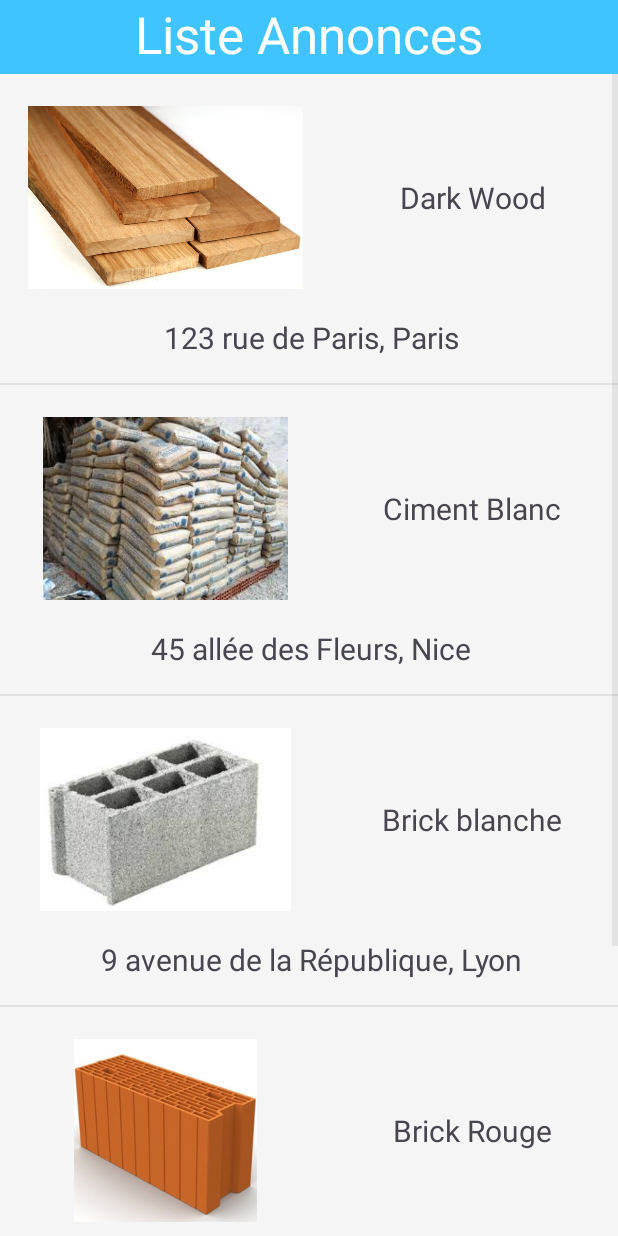
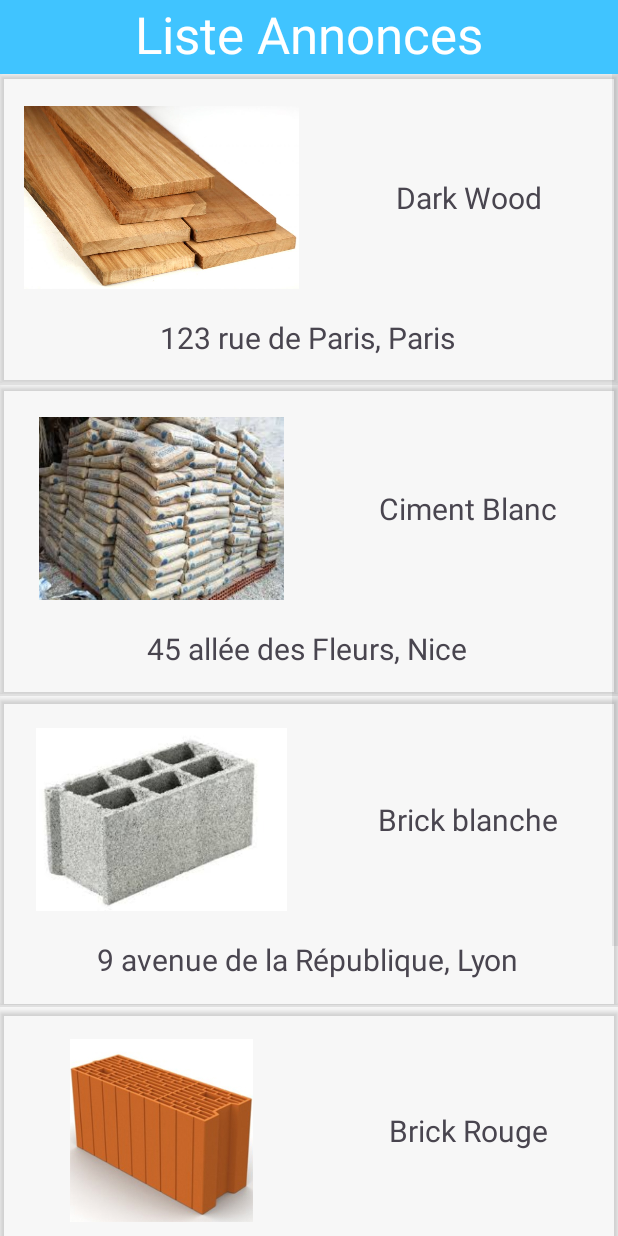
Before and after one commit to MatthiasEllero/TP_LeBonCoin, an Android app: the AdListViewActivity screen opened directly, with no data from a screen before it, on a phone screen of 412 x 824 dp. Run offline under Robolectric (Android 15) with nearby library versions, the phone set to English and light mode, and no system bars.

Commit message:
Ajout page détail

```diff
--- a/app/src/main/AndroidManifest.xml
+++ b/app/src/main/AndroidManifest.xml
@@ -12,6 +12,9 @@
         android:supportsRtl="true"
         android:theme="@style/Theme.TP_LeBonCoin"
         tools:targetApi="31">
+        <activity
+            android:name=".AdViewActivity"
+            android:exported="false" />
         <activity
             android:name=".AdAddActivity"
             android:exported="false" />
--- a/app/src/main/java/com/example/tp_leboncoin/AdListViewActivity.java
+++ b/app/src/main/java/com/example/tp_leboncoin/AdListViewActivity.java
@@ -1,7 +1,9 @@
 package com.example.tp_leboncoin;
 
 import android.content.Context;
+import android.content.Intent;
 import android.os.Bundle;
+import android.os.Parcelable;
 import android.view.LayoutInflater;
 import android.view.View;
 import android.view.ViewGroup;
@@ -11,6 +13,7 @@ import android.widget.ListView;
 import android.widget.TextView;
 
 import androidx.appcompat.app.AppCompatActivity;
+import androidx.cardview.widget.CardView;
 
 import java.util.List;
 
@@ -29,30 +32,48 @@ public class AdListViewActivity extends AppCompatActivity {
 }
 class AdAdapter extends BaseAdapter {
 
+    Context context;
     List<AdModel> adList = AdListManager.adList();
     private final LayoutInflater inflater;
-    // Constructor
     public AdAdapter(Context context, List<AdModel> adModelArrayList) {
         inflater = (LayoutInflater.from(context));
+        this.context = context;
     }
     @Override
-    public int getCount() { return adList.size() ; } // Return ad number
+    public int getCount() { return adList.size() ; }
     @Override
-    public AdModel getItem(int i) { return adList.get(i); } // Return ad number i
+    public AdModel getItem(int i) { return adList.get(i); }
     @Override
-    public long getItemId(int i) { return adList.get(i).getId(); } // Return ad id i
+    public long getItemId(int i) { return adList.get(i).getId(); }
     @Override
     public View getView(int i, View view, ViewGroup viewGroup) {
-// Get ad number i
+
         AdModel ad = getItem(i) ;
         view = inflater.inflate(R.layout.item_listview_ad, null);
-// Get the image view and both text views
+
         ImageView imageIV = view.findViewById(R.id.adImage) ;
         TextView titleTV = view.findViewById(R.id.adName) ;
         TextView addressTV = view.findViewById(R.id.adAddress) ;
+        CardView cardView = view.findViewById(R.id.cardView);
+
         imageIV.setImageResource(ad.getImage());
         titleTV.setText(ad.getTitle());
         addressTV.setText(ad.getAddress());
+
+        cardView.setOnClickListener(new View.OnClickListener() {
+            @Override
+            public void onClick(View v) {
+                // Handle click action to show detailed page
+                // Start the activity and pass the AdModel object
+                Intent intent = new Intent(context, AdViewActivity.class);
+                intent.putExtra("ad_id", ad.getId());
+                intent.putExtra("ad_title", ad.getTitle());
+                intent.putExtra("ad_address", ad.getAddress());
+                intent.putExtra("ad_image", ad.getImage());
+                context.startActivity(intent);
+            }
+        });
+
         return view;
     }
 }
--- a/app/src/main/java/com/example/tp_leboncoin/AdModel.java
+++ b/app/src/main/java/com/example/tp_leboncoin/AdModel.java
@@ -55,6 +55,8 @@ public class AdModel {
                 ", address='" + address + '\'' +
                 ", image=" + image +
                 '}';
+
+
     }
 }
 
--- a/app/src/main/res/layout/item_listview_ad.xml
+++ b/app/src/main/res/layout/item_listview_ad.xml
@@ -1,17 +1,22 @@
 <?xml version="1.0" encoding="utf-8"?>
 <androidx.constraintlayout.widget.ConstraintLayout xmlns:android="http://schemas.android.com/apk/res/android"
     xmlns:app="http://schemas.android.com/apk/res-auto"
+    xmlns:tools="http://schemas.android.com/tools"
     android:layout_width="wrap_content"
     android:layout_height="wrap_content"
     android:background="#33000000"
     android:backgroundTint="#33000000">
 
+    <androidx.cardview.widget.CardView
+        android:id="@+id/cardView"
+        android:layout_width="match_parent"
+        android:layout_height="wrap_content"
+        android:backgroundTint="#33FFFFFF">
+
         <LinearLayout
             android:layout_width="409dp"
             android:layout_height="206dp"
-        android:orientation="vertical"
-        app:layout_constraintBottom_toBottomOf="parent"
-        app:layout_constraintEnd_toEndOf="parent">
+            android:orientation="vertical">
 
             <Space
                 android:layout_width="match_parent"
@@ -64,4 +69,6 @@
                 android:textSize="20sp" />
 
         </LinearLayout>
+    </androidx.cardview.widget.CardView>
+
 </androidx.constraintlayout.widget.ConstraintLayout>
```
Also changed, not shown: app/src/main/java/com/example/tp_leboncoin/AdViewActivity.java (added, +34 -0 lines), app/src/main/res/layout/activity_ad_view.xml (added, +31 -0 lines). Lines whose indentation alone changed are shown as unchanged.
